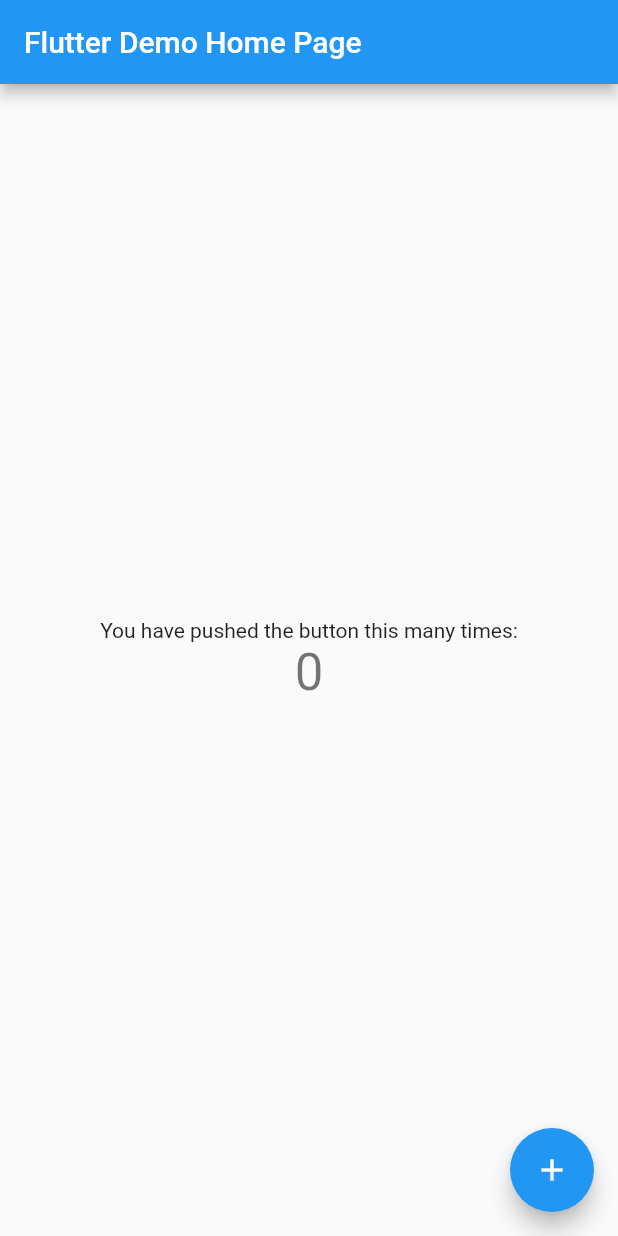
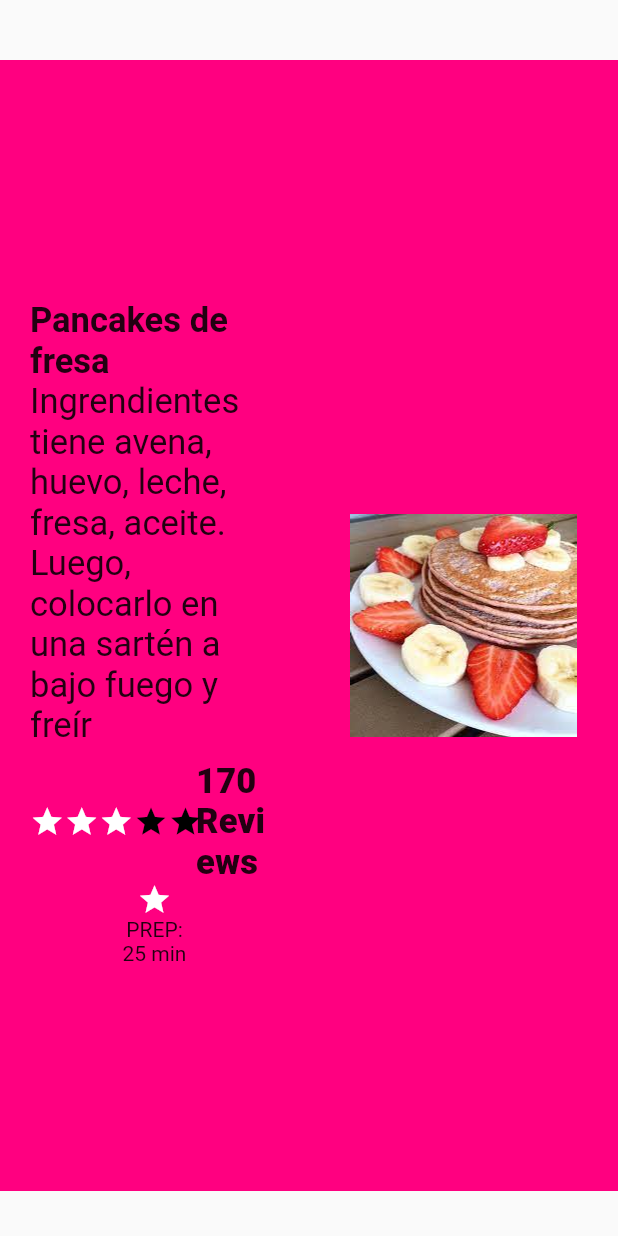
Before and after one commit to SamaritanoDev/Reto_flutter, a Flutter app: the screen it shows after launch, on a phone screen of 412 x 824 dp. Run offline on Flutter 3.47's test engine with Material 2 defaults, Android fonts, the phone set to English and light mode, and no system bars.

Commit message:
widgets calificate-column left-information-responsive

```diff
--- a/appfisrt/lib/main.dart
+++ b/appfisrt/lib/main.dart
@@ -1,115 +1,20 @@
 import 'package:flutter/material.dart';
 
-void main() {
-  runApp(const MyApp());
-}
+import 'src/pages/card.dart';
+
+void main() => runApp(const MyApp());
 
 class MyApp extends StatelessWidget {
   const MyApp({Key? key}) : super(key: key);
-
-  // This widget is the root of your application.
   @override
   Widget build(BuildContext context) {
     return MaterialApp(
-      title: 'Flutter Demo',
+      debugShowCheckedModeBanner: false,
+      title: 'Práctica',
       theme: ThemeData(
-        // This is the theme of your application.
-        //
-        // Try running your application with "flutter run". You'll see the
-        // application has a blue toolbar. Then, without quitting the app, try
-        // changing the primarySwatch below to Colors.green and then invoke
-        // "hot reload" (press "r" in the console where you ran "flutter run",
-        // or simply save your changes to "hot reload" in a Flutter IDE).
-        // Notice that the counter didn't reset back to zero; the application
-        // is not restarted.
-        primarySwatch: Colors.blue,
+        primarySwatch: Colors.deepPurple,
       ),
-      home: const MyHomePage(title: 'Flutter Demo Home Page'),
+      home: const MyCard(),
     );
   }
 }
-
-class MyHomePage extends StatefulWidget {
-  const MyHomePage({Key? key, required this.title}) : super(key: key);
-
-  // This widget is the home page of your application. It is stateful, meaning
-  // that it has a State object (defined below) that contains fields that affect
-  // how it looks.
-
-  // This class is the configuration for the state. It holds the values (in this
-  // case the title) provided by the parent (in this case the App widget) and
-  // used by the build method of the State. Fields in a Widget subclass are
-  // always marked "final".
-
-  final String title;
-
-  @override
-  State<MyHomePage> createState() => _MyHomePageState();
-}
-
-class _MyHomePageState extends State<MyHomePage> {
-  int _counter = 0;
-
-  void _incrementCounter() {
-    setState(() {
-      // This call to setState tells the Flutter framework that something has
-      // changed in this State, which causes it to rerun the build method below
-      // so that the display can reflect the updated values. If we changed
-      // _counter without calling setState(), then the build method would not be
-      // called again, and so nothing would appear to happen.
-      _counter++;
-    });
-  }
-
-  @override
-  Widget build(BuildContext context) {
-    // This method is rerun every time setState is called, for instance as done
-    // by the _incrementCounter method above.
-    //
-    // The Flutter framework has been optimized to make rerunning build methods
-    // fast, so that you can just rebuild anything that needs updating rather
-    // than having to individually change instances of widgets.
-    return Scaffold(
-      appBar: AppBar(
-        // Here we take the value from the MyHomePage object that was created by
-        // the App.build method, and use it to set our appbar title.
-        title: Text(widget.title),
-      ),
-      body: Center(
-        // Center is a layout widget. It takes a single child and positions it
-        // in the middle of the parent.
-        child: Column(
-          // Column is also a layout widget. It takes a list of children and
-          // arranges them vertically. By default, it sizes itself to fit its
-          // children horizontally, and tries to be as tall as its parent.
-          //
-          // Invoke "debug painting" (press "p" in the console, choose the
-          // "Toggle Debug Paint" action from the Flutter Inspector in Android
-          // Studio, or the "Toggle Debug Paint" command in Visual Studio Code)
-          // to see the wireframe for each widget.
-          //
-          // Column has various properties to control how it sizes itself and
-          // how it positions its children. Here we use mainAxisAlignment to
-          // center the children vertically; the main axis here is the vertical
-          // axis because Columns are vertical (the cross axis would be
-          // horizontal).
-          mainAxisAlignment: MainAxisAlignment.center,
-          children: <Widget>[
-            const Text(
-              'You have pushed the button this many times:',
-            ),
-            Text(
-              '$_counter',
-              style: Theme.of(context).textTheme.headline4,
-            ),
-          ],
-        ),
-      ),
-      floatingActionButton: FloatingActionButton(
-        onPressed: _incrementCounter,
-        tooltip: 'Increment',
-        child: const Icon(Icons.add),
-      ), // This trailing comma makes auto-formatting nicer for build methods.
-    );
-  }
-}
--- /dev/null
+++ b/appfisrt/lib/src/pages/banner_page.dart
@@ -0,0 +1,12 @@
+import 'package:flutter/material.dart';
+
+class BannerPage extends StatelessWidget {
+  const BannerPage({Key? key}) : super(key: key);
+
+  @override
+  Widget build(BuildContext context) {
+    return const Center(
+      child: Text("Hola mundo"),
+    );
+  }
+}
--- /dev/null
+++ b/appfisrt/lib/src/pages/card.dart
@@ -0,0 +1,43 @@
+import 'package:appfisrt/src/widgets/lef_column.dart';
+import 'package:appfisrt/utils/responsive.dart';
+import 'package:flutter/material.dart';
+
+class MyCard extends StatelessWidget {
+  const MyCard({Key? key}) : super(key: key);
+
+  @override
+  Widget build(BuildContext context) {
+    final Responsive responsive = Responsive.of(context);
+    double doubleinfinity = double.infinity;
+    return Scaffold(
+      body: Container(
+        color: const Color.fromARGB(255, 255, 0, 128),
+        height: responsive.height,
+        width: doubleinfinity,
+        margin: const EdgeInsets.fromLTRB(0, 40, 0, 30),
+        child: Row(
+          crossAxisAlignment: CrossAxisAlignment.center,
+          //mainAxisAlignment: MainAxisAlignment.spaceBetween,
+          children: [
+            Expanded(
+              child: Container(
+                  margin: const EdgeInsets.fromLTRB(0, 40, 0, 40),
+                  width: responsive.width,
+                  height: responsive.height,
+                  alignment: Alignment.center,
+                  child: const LeftColumn()),
+            ),
+            Expanded(
+                child: Container(
+                    padding: EdgeInsets.all(responsive.obtenerDiagonal(3)),
+                    width: responsive.width,
+                    height: responsive.height,
+                    alignment: Alignment.center,
+                    child:
+                        const Image(image: AssetImage("assets/pavlova.jpg")))),
+          ],
+        ),
+      ),
+    );
+  }
+}
--- /dev/null
+++ b/appfisrt/lib/src/widgets/calificate.dart
@@ -0,0 +1,47 @@
+import 'package:flutter/material.dart';
+
+import '../../utils/responsive.dart';
+
+class Calificate extends StatelessWidget {
+  const Calificate({Key? key}) : super(key: key);
+
+  @override
+  Widget build(BuildContext context) {
+    final Responsive responsive = Responsive.of(context);
+    return Row(
+      mainAxisAlignment: MainAxisAlignment.spaceAround,
+      children: [
+        Flexible(
+          flex: 2,
+          fit: FlexFit.loose,
+          child: Row(
+            mainAxisSize: MainAxisSize.min,
+            children: [
+              Icon(Icons.star,
+                  color: Colors.white, size: responsive.obtenerDiagonal(2.5)),
+              Icon(Icons.star,
+                  color: Colors.white, size: responsive.obtenerDiagonal(2.5)),
+              Icon(Icons.star,
+                  color: Colors.white, size: responsive.obtenerDiagonal(2.5)),
+              Icon(Icons.star,
+                  color: Colors.black, size: responsive.obtenerDiagonal(2.5)),
+              Icon(Icons.star,
+                  color: Colors.black, size: responsive.obtenerDiagonal(2.5)),
+            ],
+          ),
+        ),
+        Flexible(
+          flex: 1,
+          fit: FlexFit.loose,
+          child: Text(
+            '170 Reviews',
+            style: TextStyle(
+                fontWeight: FontWeight.w800,
+                letterSpacing: responsive.obtenerDiagonal(0.01),
+                fontSize: responsive.obtenerDiagonal(2.5)),
+          ),
+        )
+      ],
+    );
+  }
+}
--- /dev/null
+++ b/appfisrt/lib/src/widgets/information.dart
@@ -0,0 +1,25 @@
+import 'package:flutter/material.dart';
+
+import '../../utils/responsive.dart';
+
+class Information extends StatelessWidget {
+  const Information({Key? key}) : super(key: key);
+
+  @override
+  Widget build(BuildContext context) {
+    final Responsive responsive = Responsive.of(context);
+    return Row(
+      mainAxisAlignment: MainAxisAlignment.spaceEvenly,
+      children: [
+        Column(
+          children: [
+            Icon(Icons.star,
+                color: Colors.white, size: responsive.obtenerDiagonal(2.5)),
+            const Text("PREP:"),
+            const Text("25 min")
+          ],
+        ),
+      ],
+    );
+  }
+}
--- /dev/null
+++ b/appfisrt/lib/src/widgets/lef_column.dart
@@ -0,0 +1,34 @@
+import 'package:appfisrt/src/widgets/calificate.dart';
+import 'package:appfisrt/src/widgets/information.dart';
+import 'package:appfisrt/utils/responsive.dart';
+import 'package:flutter/material.dart';
+
+class LeftColumn extends StatelessWidget {
+  const LeftColumn({Key? key}) : super(key: key);
+
+  @override
+  Widget build(BuildContext context) {
+    final Responsive responsive = Responsive.of(context);
+    return Container(
+      padding: const EdgeInsets.fromLTRB(20, 30, 20, 20),
+      child: Column(
+        mainAxisAlignment: MainAxisAlignment.center,
+        children: [
+          Text(
+            "Pancakes de fresa",
+            style: TextStyle(
+                fontSize: responsive.obtenerDiagonal(2.5),
+                fontWeight: FontWeight.bold),
+          ),
+          Text(
+            "Ingrendientes tiene avena, huevo, leche, fresa, aceite. Luego, colocarlo en una sartén a bajo fuego y freír",
+            style: TextStyle(fontSize: responsive.obtenerDiagonal(2.5)),
+          ),
+          const SizedBox(height: 10),
+          const Calificate(),
+          const Information(),
+        ],
+      ),
+    );
+  }
+}
--- /dev/null
+++ b/appfisrt/lib/utils/responsive.dart
@@ -0,0 +1,25 @@
+import 'package:flutter/cupertino.dart';
+import 'dart:math' as math;
+
+//clase para obtener un contenido responsive
+class Responsive {
+  //para acceder a las propiedades
+  late double _width, _height, _diagonal;
+  double get width => _width;
+  double get height => _height;
+  double get diagonal => _diagonal;
+
+  //funcion estatica que retorne una instancia de la clase Reponsive
+  static Responsive of(BuildContext context) => Responsive(context);
+  Responsive(BuildContext context) {
+    final Size size = MediaQuery.of(context).size;
+    _width = size.width;
+    _height = size.height;
+    _diagonal = math.sqrt(math.pow(_width, 2) + math.pow(_height, 2));
+  }
+
+  //funcion para obtner un % del ancho
+  double obtenerAncho(double percent) => _width * percent / 100;
+  double obtenerAlto(double percent) => _height * percent / 100;
+  double obtenerDiagonal(double percent) => _diagonal * percent / 100;
+}
--- a/appfisrt/pubspec.yaml
+++ b/appfisrt/pubspec.yaml
@@ -58,9 +58,8 @@
   uses-material-design: true
 
   # To add assets to your application, add an assets section, like this:
-  # assets:
-  #   - images/a_dot_burr.jpeg
-  #   - images/a_dot_ham.jpeg
+  assets:
+    - assets/pavlova.jpg
 
   # An image asset can refer to one or more resolution-specific "variants", see
   # https://flutter.dev/assets-and-images/#resolution-aware.
```
Also changed, not shown: appfisrt/assets/pavlova.jpg (added).
